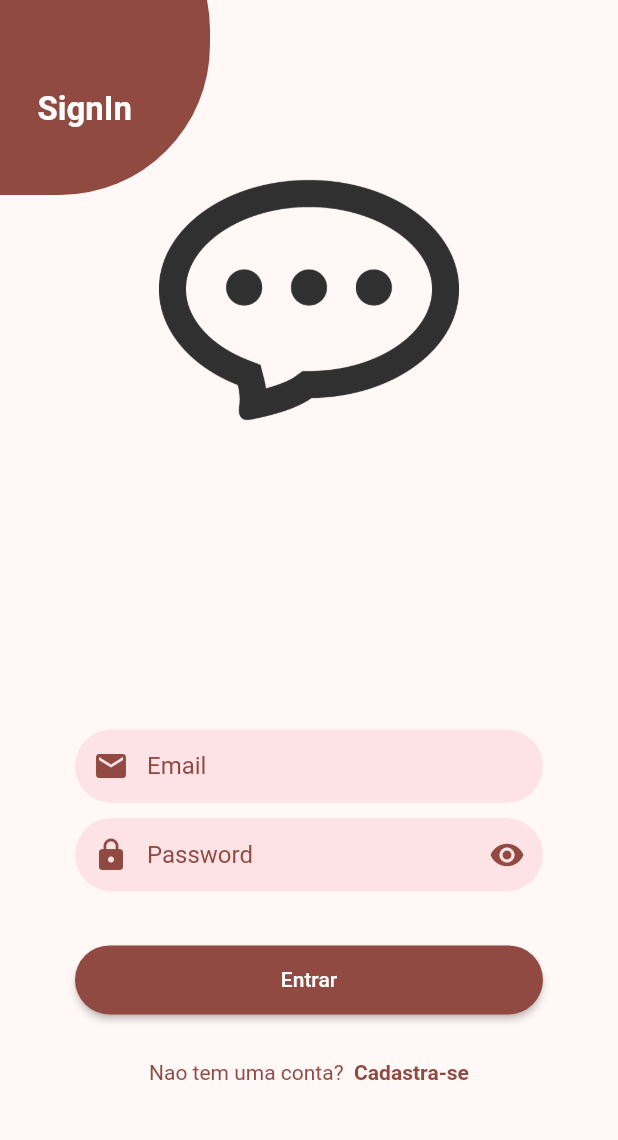
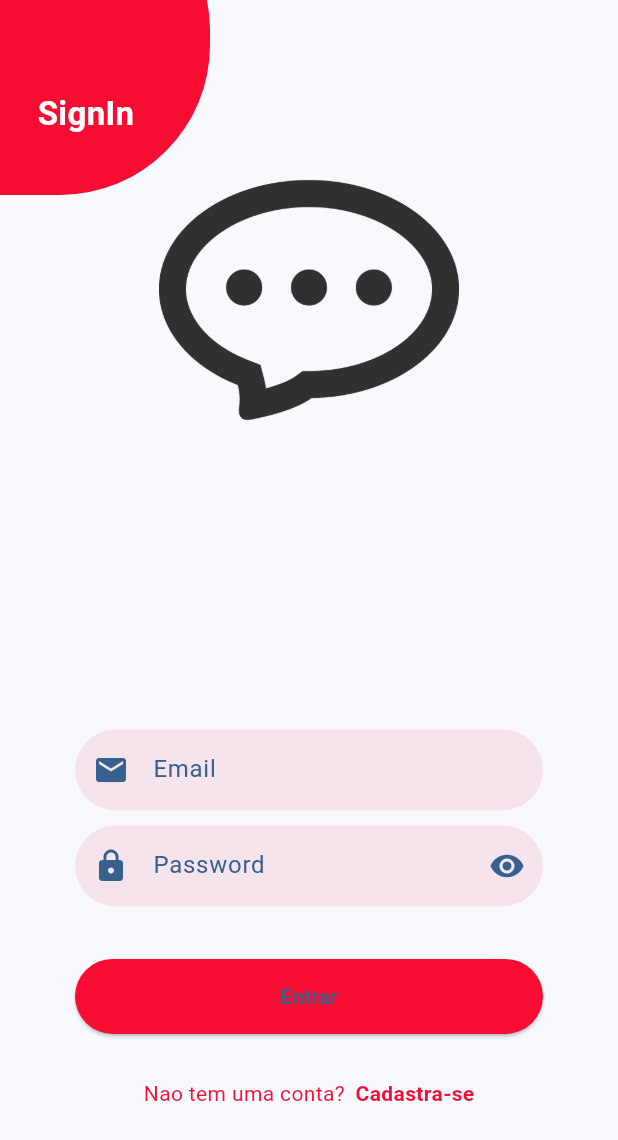
Before and after one commit to goncalveshigino/chat, a Flutter app: the BaseScreen screen opened by its route, item 3 of the bottom bar chosen, after a tap on the "power settings new" icon, on a phone screen of 412 x 824 dp. Shown: the top 1140 px of the screen. Run offline on Flutter 3.47's test engine with Material 2 defaults, Android fonts, the phone set to English and light mode, and no system bars; our stand-ins replace chewie, dio, firebase_core, firebase_messaging, flutter_image_compress, flutter_local_notifications and 7 more; accounts and stored records are empty; network calls fail.

Commit message:
add theme

```diff
--- a/lib/main.dart
+++ b/lib/main.dart
@@ -60,8 +60,8 @@ class _MyAppState extends State<MyApp> {
       getPages: AppPages.pages,
       navigatorKey: Get.key,
       theme: ThemeData(
-        //useMaterial3: true,
-        colorSchemeSeed: Colors.red
+        useMaterial3: true,
+        colorSchemeSeed: Colors.blue,
       ),
     );
   }
--- a/lib/src/pages/auth/view/sign_in_page.dart
+++ b/lib/src/pages/auth/view/sign_in_page.dart
@@ -18,10 +18,6 @@ class SignInPage extends StatelessWidget {
 
   @override
   Widget build(BuildContext context) {
-
-
-    final colors = Theme.of(context).colorScheme;
-
     return Scaffold(
       body: SizedBox(
         width: double.infinity,
@@ -30,7 +26,7 @@ class SignInPage extends StatelessWidget {
             Positioned(
               top: -80,
               left: -100,
-              child: _circleLogin(context),
+              child: _circleLogin(),
             ),
             const Positioned(
               top: 60,
@@ -57,13 +53,13 @@ class SignInPage extends StatelessWidget {
                       isSecret: true,
                       validator: passwordValidator,
                     ),
-                    _bottonLogin(context),
+                    _bottonLogin(),
                     Row(
                       mainAxisAlignment: MainAxisAlignment.center,
                       children: [
                         Text(
                           'Nao tem uma conta?',
-                          style: TextStyle(color: colors.primary),
+                          style: TextStyle(color: MyColors.primaryColor),
                         ),
                         const SizedBox(
                           width: 7,
@@ -73,7 +69,7 @@ class SignInPage extends StatelessWidget {
                             'Cadastra-se',
                             style: TextStyle(
                                 fontWeight: FontWeight.bold,
-                                color: colors.primary),
+                                color: MyColors.primaryColor),
                           ),
                           onTap: () {
                             Get.toNamed(PagesRoutes.signUpRoute);
@@ -91,23 +87,18 @@ class SignInPage extends StatelessWidget {
     );
   }
 
-  Widget _circleLogin(BuildContext context) {
-
-
-    final colors = Theme.of(context).colorScheme;
-
+  Widget _circleLogin() {
     return Container(
       width: 240,
       height: 210,
       decoration: BoxDecoration(
         borderRadius: BorderRadius.circular(100),
-        color: colors.primary,
+        color: MyColors.primaryColor,
       ),
     );
   }
 
-  Widget _bottonLogin(BuildContext context) {
-    final colors = Theme.of(context).colorScheme;
+  Widget _bottonLogin() {
     return Container(
       width: double.infinity,
       margin: const EdgeInsets.symmetric(horizontal: 50, vertical: 30),
@@ -118,7 +109,7 @@ class SignInPage extends StatelessWidget {
           }
         },
         style: ElevatedButton.styleFrom(
-            backgroundColor: colors.primary,
+            backgroundColor: MyColors.primaryColor,
             shape:
                 RoundedRectangleBorder(borderRadius: BorderRadius.circular(30)),
             padding: const EdgeInsets.symmetric(vertical: 15)),
--- a/lib/src/pages/base/base_screen.dart
+++ b/lib/src/pages/base/base_screen.dart
@@ -36,7 +36,7 @@ class _BaseScreenState extends State<BaseScreen> {
             navigationController.navigationPageView(index);
           },
           type: BottomNavigationBarType.fixed,
-          backgroundColor: MyColors.primaryColor,
+          backgroundColor: Theme.of(context).primaryColor,
           selectedItemColor: Colors.white,
           unselectedItemColor: Colors.white.withAlpha(100),
           items: const [
--- a/lib/src/pages/chats/view/chats_page.dart
+++ b/lib/src/pages/chats/view/chats_page.dart
@@ -18,9 +18,8 @@ class ChatsPage extends StatelessWidget {
   Widget build(BuildContext context) {
     return Scaffold(
       appBar: AppBar(
-        title: const Text('Chats', style: TextStyle( color: Colors.white),),
+        title: const Text('Chats', style: TextStyle( color: Colors.black),),
         automaticallyImplyLeading: false,
-        backgroundColor: MyColors.primaryColor,
       ),
       body: Obx(() => SafeArea(
             child: ListView(
--- a/lib/src/pages/message/controller/message_controller.dart
+++ b/lib/src/pages/message/controller/message_controller.dart
@@ -20,6 +20,7 @@ import 'package:sn_progress_dialog/progress_dialog.dart';
 import 'package:path_provider/path_provider.dart' as path_provider;
 
 class MessageController extends GetxController {
+
   final ImagePicker picker = ImagePicker();
   File? imageFile;
 
@@ -38,6 +39,7 @@ class MessageController extends GetxController {
   String idChat = '';
   List<MessageModel> messages = <MessageModel>[].obs;
   ScrollController scrollController = ScrollController();
+
   var isWriting = false.obs;
   var isOnline = false.obs;
   String idSocket = '';
--- a/lib/src/pages/profile/view/profile_page.dart
+++ b/lib/src/pages/profile/view/profile_page.dart
@@ -17,7 +17,7 @@ class ProfilePage extends StatelessWidget {
           FloatingActionButton(
             heroTag: null,
             onPressed: () => controller.goToProfileEdit(),
-            backgroundColor: Colors.grey,
+            backgroundColor: Colors.grey.shade400,
             child: const Icon(Icons.edit),
           ),
           const SizedBox(
@@ -25,15 +25,17 @@ class ProfilePage extends StatelessWidget {
           ),
           FloatingActionButton(
             onPressed: () => controller.signOut(),
-            backgroundColor: MyColors.primaryColor,
             child: const Icon(Icons.power_settings_new),
           ),
         ],
       ),
-      body: Obx(() => SafeArea(
+      body: Obx(
+        () => SafeArea(
           child: Column(
+            crossAxisAlignment: CrossAxisAlignment.start,
             children: [
               circleUser(),
+             const Divider(height: 20,),
               userInfo(
                   'Nome do usuario',
                   '${controller.user.value.firstname!} ${controller.user.value.lastname!}',
@@ -42,7 +44,8 @@ class ProfilePage extends StatelessWidget {
               userInfo('Telefone', controller.user.value.phone!, Icons.phone),
             ],
           ),
-          )),
+        ),
+      ),
     );
   }
 
@@ -57,11 +60,12 @@ class ProfilePage extends StatelessWidget {
     );
   }
 
+
+
   Widget circleUser() {
-    return Center(
-      child: Container(
-        width: 200,
-        margin: const EdgeInsets.only(top: 30),
+    return Container(
+      width: 150,
+       margin: const EdgeInsets.only(top: 30, left: 30),
       child: AspectRatio(
         aspectRatio: 1,
         child: ClipOval(
@@ -73,7 +77,6 @@ class ProfilePage extends StatelessWidget {
           ),
         ),
       ),
-      ),
     );
   }
 }
--- a/lib/src/pages/profile_edit/profile_edit_page.dart
+++ b/lib/src/pages/profile_edit/profile_edit_page.dart
@@ -17,7 +17,6 @@ class ProfileEditPage extends StatelessWidget {
       bottomNavigationBar: _bottonEdit(context),
       appBar: AppBar(
         title: const Text('Perfil de usuario '),
-        backgroundColor: MyColors.primaryColor,
       ),
       body: SafeArea(
         child: Column(
--- a/lib/src/pages/users/controller/userController.dart
+++ b/lib/src/pages/users/controller/userController.dart
@@ -1,4 +1,5 @@
 
+import 'package:chat/src/pages/message/controller/message_controller.dart';
 import 'package:get/get.dart';
 
 import 'package:chat/src/models/user_model.dart';
@@ -14,6 +15,8 @@ class UserController extends GetxController {
     return await usersProvider.getUsers();
    }
 
+
+
    void goToChat(UserModel user){
       Get.toNamed(PagesRoutes.message, arguments: {
          'user': user.toJson()
--- a/lib/src/pages/users/users_page.dart
+++ b/lib/src/pages/users/users_page.dart
@@ -1,4 +1,5 @@
 import 'package:chat/src/models/user_model.dart';
+import 'package:chat/src/pages/message/controller/message_controller.dart';
 import 'package:chat/src/pages/users/controller/userController.dart';
 import 'package:chat/src/utils/my_colors.dart';
 import 'package:flutter/material.dart';
@@ -8,13 +9,13 @@ class UsersPage extends StatelessWidget {
 
   final controller = Get.put(UserController());
 
+
   @override
   Widget build(BuildContext context) {
     return Scaffold(
       appBar: AppBar(
-        title: const Text('Lista de usuarios', style: TextStyle( color: Colors.white)),
+        title: const Text('Lista de usuarios', style: TextStyle( color: Colors.black)),
         automaticallyImplyLeading: false,
-        backgroundColor: MyColors.primaryColor,
       ),
       body: SafeArea(
         child: FutureBuilder(
--- a/lib/src/utils/my_colors.dart
+++ b/lib/src/utils/my_colors.dart
@@ -3,6 +3,6 @@ import 'package:flutter/animation.dart';
 class MyColors {
   static Color primaryColor = const Color(0xFFF70D32);
   static Color primaryOpacityColor = const Color.fromRGBO(231, 13, 50, 0.09);
-  static Color primaryColorDark = const Color(0xFFa7001c);
+  static Color primaryColorDark = Color.fromARGB(255, 64, 124, 97);
   static Color primaryColorLight = const Color.fromRGBO(205, 205, 205, 1.0);
 }
```
Also changed, not shown: lib/config/theme/app_theme.dart (deleted, +0 -27 lines), lib/src/pages/message/view/message_page.dart (+2 -63 lines). Lines whose indentation alone changed are shown as unchanged.
